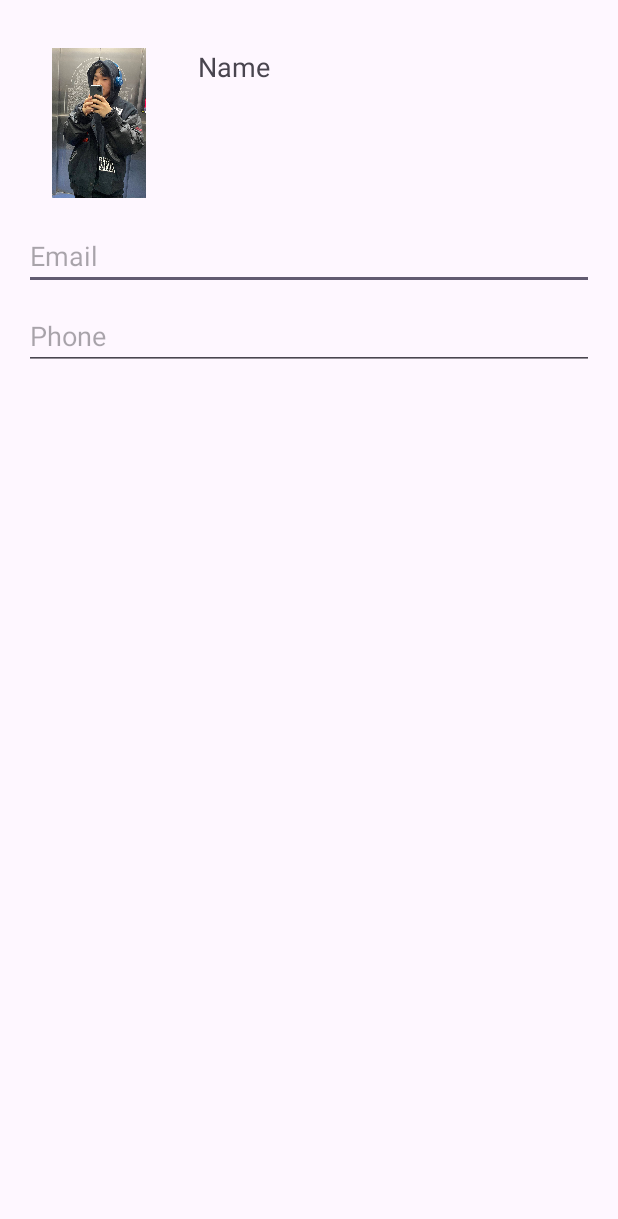
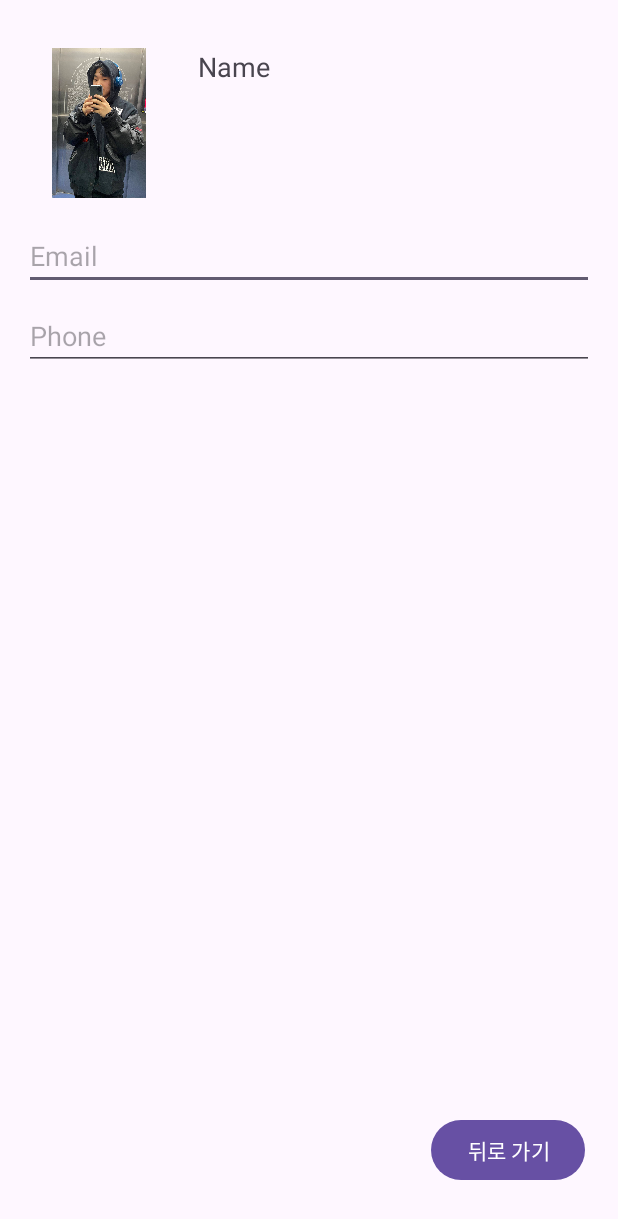
Before and after one commit to txxnrd/My_Application, an Android app: the MainActivity3 screen opened directly, with no data from a screen before it, on a phone screen of 412 x 824 dp. Shown: the top 1219 px of the screen. Run offline under Robolectric (Android 15) with nearby library versions, the phone set to English and light mode, and no system bars.

Commit message:
하하하 힘내보자^~^

```diff
--- a/app/src/main/res/layout/activity_main3.xml
+++ b/app/src/main/res/layout/activity_main3.xml
@@ -10,9 +10,9 @@
         android:layout_width="100dp"
         android:layout_height="100dp"
         android:layout_marginTop="16dp"
+        android:src="@drawable/ic_profile"
         app:layout_constraintStart_toStartOf="parent"
-        app:layout_constraintTop_toTopOf="parent"
-        android:src="@drawable/ic_profile" />
+        app:layout_constraintTop_toTopOf="parent" />
 
     <TextView
         android:id="@+id/textView"
@@ -31,11 +31,11 @@
         android:layout_width="0dp"
         android:layout_height="wrap_content"
         android:layout_marginTop="16dp"
+        android:ems="10"
         android:hint="Email"
-        android:ems="10"
         android:inputType="textEmailAddress"
+        app:layout_constraintEnd_toEndOf="parent"
         app:layout_constraintStart_toStartOf="parent"
-        app:layout_constraintEnd_toEndOf="parent"
         app:layout_constraintTop_toBottomOf="@+id/imageView" />
 
     <EditText
@@ -43,11 +43,28 @@
         android:layout_width="0dp"
         android:layout_height="wrap_content"
         android:layout_marginTop="8dp"
+        android:ems="10"
         android:hint="Phone"
-        android:ems="10"
         android:inputType="phone"
+        app:layout_constraintEnd_toEndOf="parent"
         app:layout_constraintStart_toStartOf="parent"
-        app:layout_constraintEnd_toEndOf="parent"
         app:layout_constraintTop_toBottomOf="@+id/editTextTextEmailAddress" />
+    <FrameLayout
+        android:id="@+id/container1"
+        android:layout_width="match_parent"
+        android:layout_height="match_parent"
+        ></FrameLayout>
+
+    <Button
+        android:id="@+id/button"
+        android:layout_width="wrap_content"
+        android:layout_height="wrap_content"
+        android:layout_marginEnd="6dp"
+        android:layout_marginBottom="17dp"
+        android:layout_weight="1"
+        android:text="뒤로 가기"
+        app:layout_constraintBottom_toBottomOf="parent"
+        app:layout_constraintEnd_toEndOf="parent" />
+
 
 </androidx.constraintlayout.widget.ConstraintLayout>
```
Also changed, not shown: app/src/main/java/com/example/myapplication/MainActivity3.java (+17 -0 lines), app/src/main/res/layout/activity_main.xml (+6 -3 lines).
